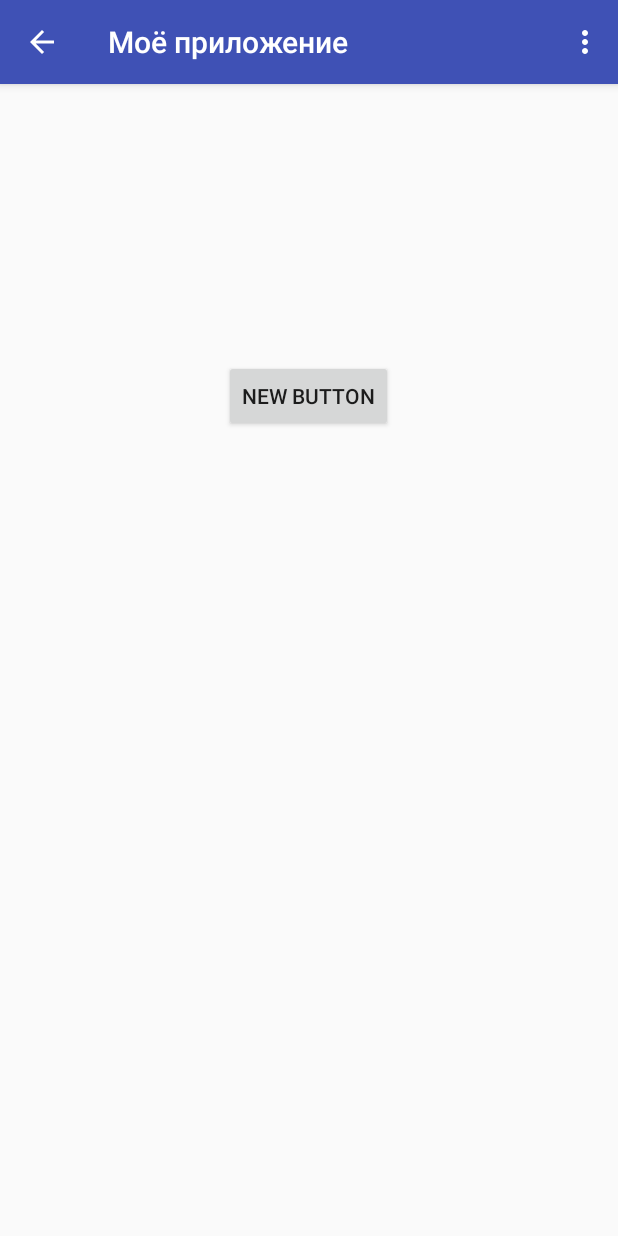
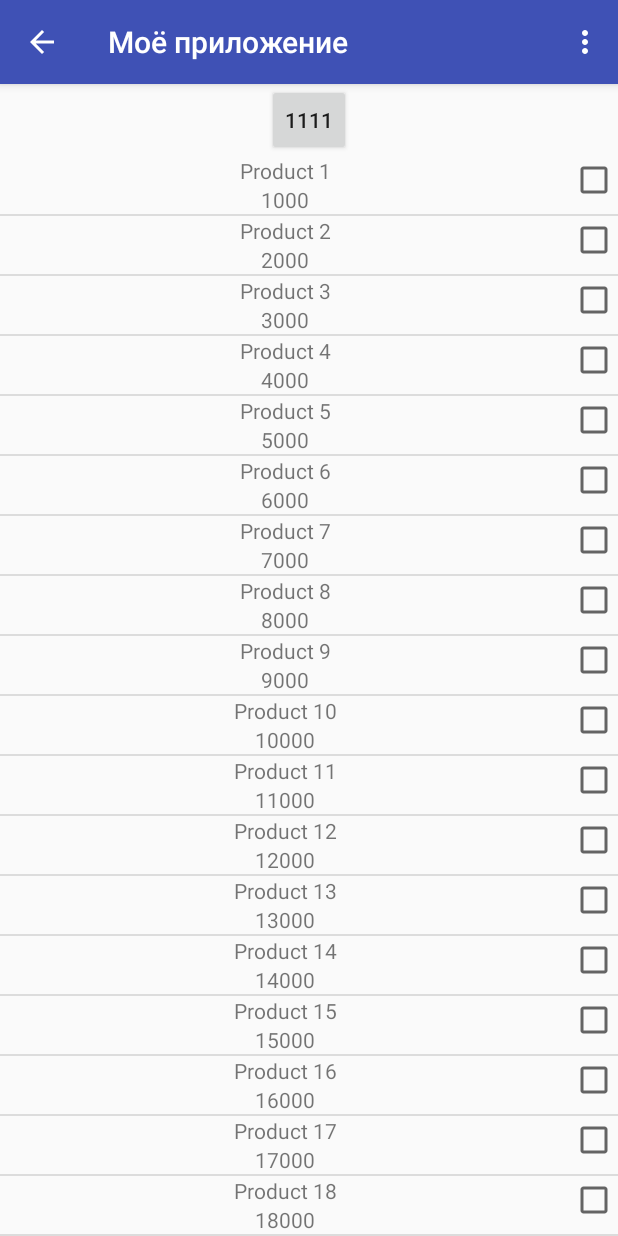
Before and after one commit to LEVLLN/Hello_world, an Android app: the AboutActivity screen opened directly, with no data from a screen before it, in the options menu, after a tap on "11111", on a phone screen of 412 x 824 dp. Run offline under Robolectric (Android 15) with nearby library versions, the phone set to English and light mode, and no system bars.

```diff
--- a/app/src/main/java/com/example/user/hello_world/AboutActivity.java
+++ b/app/src/main/java/com/example/user/hello_world/AboutActivity.java
@@ -5,18 +5,55 @@ import android.support.v7.app.AppCompatActivity;
 import android.view.Menu;
 import android.view.MenuItem;
 import android.view.View;
+import android.widget.AdapterView;
+import android.widget.ArrayAdapter;
+import android.widget.Button;
+import android.widget.ListView;
+import android.widget.TextView;
+import android.widget.Toast;
+
+import java.util.ArrayList;
+import java.util.List;
 
 public class AboutActivity extends AppCompatActivity {
-
+    Button button;
+    String[] names = {"Lev", "Viktor", "Alexander", "QQQepta"};
+    ListView listView;
+    List<Product> list = new ArrayList<Product>();
+    MyAdapter myAdapter;
+    List<Product> newProducts = new ArrayList<Product>();
+    TextView textView;
     @Override
     protected void onCreate(Bundle savedInstanceState) {
         super.onCreate(savedInstanceState);
+        myAdapter = new MyAdapter(this,list);
         setContentView(R.layout.activity_about);
-        getSupportActionBar().setDisplayHomeAsUpEnabled(true);
+        button = (Button) findViewById(R.id.button2);
+
+        fillData();
+        listView = (ListView) findViewById(R.id.lvMain);
+        listView.setAdapter(new MyAdapter(this,list));
+
+
+
+//        ArrayAdapter<String> adapter = new ArrayAdapter<String>(this, android.R.layout.simple_list_item_1,names);
+//        listView.setAdapter(adapter);
+//        listView.setOnItemClickListener(new AdapterView.OnItemClickListener() {
+//            @Override
+//            public void onItemClick(AdapterView<?> parent, View view, int position, long id) {
+//                String text = names[position];
+//                button.setText(text);
+//            }
+//        });
+        getSupportActionBar().setDisplayHomeAsUpEnabled(true); //кнопка "назад"
+    }
+    void fillData() {
+        for (int i = 1; i <= 20; i++) {
+            list.add(new Product("Product " + i, i * 1000));
+        }
     }
 
-    public void OneClick(View view) {
-    }
+//кастомный адаптер ,кастомные итемы
 
     @Override
     public boolean onCreateOptionsMenu(Menu menu) {
@@ -28,8 +65,20 @@ public class AboutActivity extends AppCompatActivity {
     public boolean onOptionsItemSelected(MenuItem item) {
         if (item.getItemId() == android.R.id.home) {
             finish();
-            return true;
+            return true;                            //закрывает данный layout
+        }
+        int id = item.getItemId();
+        switch (id) {
+            case R.id.cat1:
+                button.setText("1111");
         }
         return super.onOptionsItemSelected(item);
     }
+    public void showResult(View v) {
+        String result = "Вы выбрали:";
+        for (Product p : myAdapter.getBox()) {
+            result += "\n" + p.name;
+        }
+        Toast.makeText(this,result,Toast.LENGTH_LONG).show();
+    }
 }
--- a/app/src/main/java/com/example/user/hello_world/MainActivity.java
+++ b/app/src/main/java/com/example/user/hello_world/MainActivity.java
@@ -32,6 +32,8 @@ public class MainActivity extends AppCompatActivity {
     public void OneClick(View view) {
         if (editText.getText().length() == 0 || editText.getText().toString().equals(" ")) {
             textView.setText(string.not_enought_symbol);
+
+
         } else {
             String strCats = getString(R.string.autohello);
             String t = "Тапочек";
--- /dev/null
+++ b/app/src/main/java/com/example/user/hello_world/MyAdapter.java
@@ -0,0 +1,91 @@
+package com.example.user.hello_world;
+
+import android.annotation.TargetApi;
+import android.content.Context;
+import android.os.Build;
+import android.view.LayoutInflater;
+import android.view.View;
+import android.view.ViewGroup;
+import android.widget.BaseAdapter;
+import android.widget.CheckBox;
+import android.widget.CompoundButton;
+import android.widget.ImageView;
+import android.widget.RadioGroup;
+import android.widget.TextView;
+
+import java.util.ArrayList;
+import java.util.List;
+import java.util.zip.Inflater;
+
+public class MyAdapter extends BaseAdapter {
+    Context context;
+    LayoutInflater layoutInflater;
+    List<Product> productList = new ArrayList<>();
+
+
+    MyAdapter(Context context1,List<Product> products){
+        context = context1;
+        productList = products;
+        layoutInflater = LayoutInflater.from(context);
+     //   layoutInflater = (LayoutInflater) context.getSystemService(Context.LAUNCHER_APPS_SERVICE);
+
+    }
+
+
+    @Override
+    public int getCount() {
+       return productList.size();
+    }
+
+    @Override
+    public Object getItem(int position) {
+        return productList.get(position);
+    }
+
+    @Override
+    public long getItemId(int position) {
+        return position;
+    }
+
+    @Override
+    public View getView(int position, View convertView, ViewGroup parent) {
+        View view =convertView;
+        if(view==null){
+            view = layoutInflater.inflate(R.layout.item,parent,false);
+
+        }
+
+        Product product = (Product) getItem(position);
+
+        ((TextView)view.findViewById(R.id.name)).setText(product.name);
+        ((TextView)view.findViewById(R.id.price)).setText(String.valueOf(product.price));
+
+        CheckBox checkBox;
+        checkBox = (CheckBox)view.findViewById(R.id.checkbox);
+        checkBox.setOnCheckedChangeListener(myCheckChangList);
+        checkBox.setTag(position);
+        checkBox.setChecked(product.box);
+
+        return view;
+    }
+    Product getProduct(int position) {
+        return ((Product) getItem(position));
+    }
+
+    ArrayList<Product> getBox() {
+        ArrayList<Product> box = new ArrayList<Product>();
+        for (Product p : productList) {
+            if(p.box){
+                box.add(p);}
+        }
+        return box;
+    }
+
+    CompoundButton.OnCheckedChangeListener myCheckChangList = new CompoundButton.OnCheckedChangeListener() {
+        public void onCheckedChanged(CompoundButton buttonView,
+                                     boolean isChecked) {
+            // меняем данные товара (в корзине или нет)
+            getProduct((Integer) buttonView.getTag()).box = isChecked;
+        }
+    };
+}
--- /dev/null
+++ b/app/src/main/java/com/example/user/hello_world/Product.java
@@ -0,0 +1,14 @@
+package com.example.user.hello_world;
+
+public class Product {
+    String name;
+    int price;
+    boolean box;
+
+    public Product( String name, int price) {
+
+        this.name = name;
+        this.price = price;
+
+    }
+}
--- a/app/src/main/res/layout/activity_about.xml
+++ b/app/src/main/res/layout/activity_about.xml
@@ -1,21 +1,32 @@
 <?xml version="1.0" encoding="utf-8"?>
-<RelativeLayout xmlns:android="http://schemas.android.com/apk/res/android"
+<LinearLayout xmlns:android="http://schemas.android.com/apk/res/android"
     xmlns:tools="http://schemas.android.com/tools"
-    android:orientation="vertical"
     android:layout_width="match_parent"
     android:layout_height="match_parent"
+    android:orientation="vertical"
     tools:context="com.example.user.hello_world.MainActivity">
 
 
     <Button
+        android:id="@+id/button2"
         style="?android:attr/buttonStyleSmall"
         android:layout_width="wrap_content"
         android:layout_height="wrap_content"
-        android:text="New Button"
-        android:id="@+id/button2"
-        android:layout_marginTop="184dp"
+        android:layout_gravity="center_horizontal"
+        android:onClick="showResult"
+        android:text="New Button" />
+
+    <ListView
+        android:id="@+id/lvMain"
+        android:layout_width="match_parent"
+        android:layout_height="match_parent"
+        android:layout_alignParentEnd="true"
+        android:layout_alignParentRight="true"
         android:layout_alignParentTop="true"
-        android:layout_centerHorizontal="true"
-        android:onClick="OneClick"/>
 
-</RelativeLayout>
+        />
+
+    <TextView
+        android:layout_width="match_parent"
+        android:layout_height="match_parent" />
+</LinearLayout>
--- /dev/null
+++ b/app/src/main/res/layout/item.xml
@@ -0,0 +1,35 @@
+<?xml version="1.0" encoding="utf-8"?>
+<LinearLayout xmlns:android="http://schemas.android.com/apk/res/android"
+    android:layout_width="match_parent"
+    android:layout_height="match_parent"
+    android:clickable="true"
+    android:orientation="horizontal">
+
+
+    <LinearLayout
+        android:layout_width="0dp"
+        android:layout_weight="1"
+        android:layout_height="wrap_content"
+        android:orientation="vertical">
+
+        <TextView
+            android:id="@+id/name"
+            android:layout_width="match_parent"
+            android:layout_height="wrap_content"
+            android:textAlignment="center" />
+
+        <TextView
+            android:id="@+id/price"
+            android:layout_width="match_parent"
+            android:layout_height="wrap_content"
+            android:textAlignment="center" />
+    </LinearLayout>
+
+    <CheckBox
+        android:id="@+id/checkbox"
+        android:layout_width="wrap_content"
+        android:layout_height="wrap_content"
+        android:layout_gravity="right"
+        />
+
+</LinearLayout>
--- a/app/src/main/res/menu/main.xml
+++ b/app/src/main/res/menu/main.xml
@@ -11,5 +11,4 @@
     android:id="@+id/cat1"
     android:orderInCategory="100"
     app:showAsAction="never"/>
-
 </menu>
```
